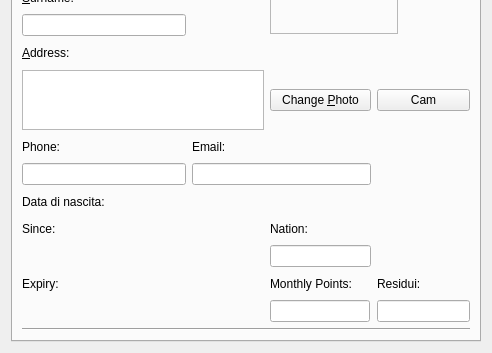
Old version of the form squeeze/src/ui/editclient_widget.ui in the repository lastprimenumbers/lemonpos; both pictures show x 0 to 492 and y 169 to 522 of the 492 by 522 pixel window.
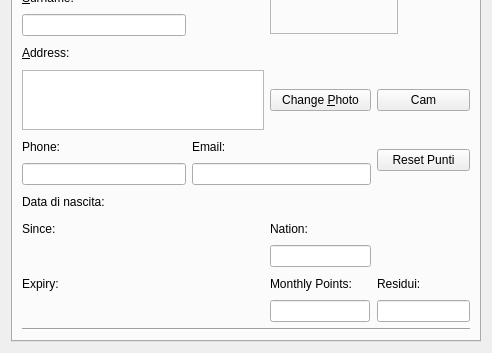
New version of the form. Custom widgets are drawn as their Qt base class.

Commit message: Prime modifiche funzione reset credits

What changed in the file:
```diff
--- a/squeeze/src/ui/editclient_widget.ui
+++ b/squeeze/src/ui/editclient_widget.ui
@@ -66,6 +66,13 @@
          </property>
         </widget>
        </item>
+       <item row="8" column="4" rowspan="2">
+        <widget class="QPushButton" name="resetCredits">
+         <property name="text">
+          <string>Reset Punti</string>
+         </property>
+        </widget>
+       </item>
        <item row="9" column="0" colspan="2">
         <widget class="MibitLineEdit" name="editClientPhone">
          <property name="minimumSize">
@@ -522,6 +529,11 @@
    <extends>QWidget</extends>
    <header>kdatewidget.h</header>
   </customwidget>
+  <customwidget>
+   <class>MibitLineEdit</class>
+   <extends>QLineEdit</extends>
+   <header>../../mibitWidgets/mibitlineedit.h</header>
+  </customwidget>
   <customwidget>
    <class>SearchCode</class>
    <extends>QWidget</extends>
@@ -534,11 +546,6 @@
    <header location="global">clienttag.h</header>
    <container>1</container>
   </customwidget>
-  <customwidget>
-   <class>MibitLineEdit</class>
-   <extends>QLineEdit</extends>
-   <header>../../mibitWidgets/mibitlineedit.h</header>
-  </customwidget>
  </customwidgets>
  <resources/>
  <connections/>
```
Left out of the diff: 244 changed lines with no effect on the pictures. The commit also changes 5 other files.
